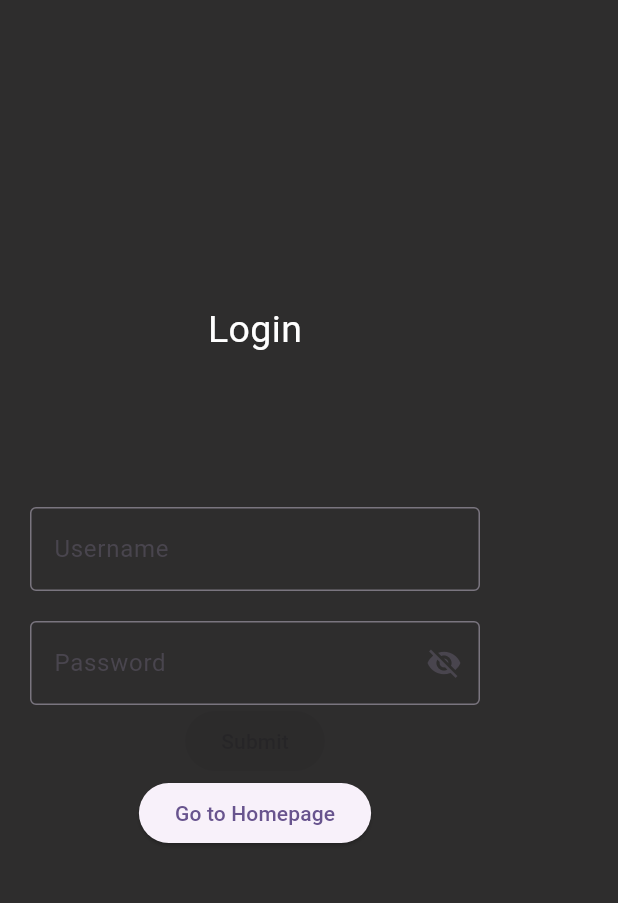
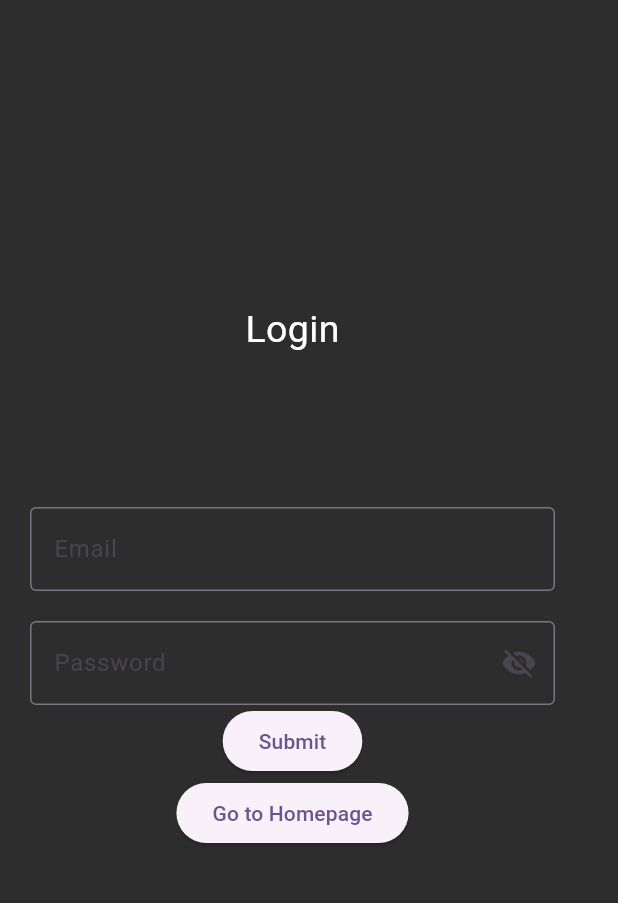
Before and after one commit to KhalilHen/soundboard_0, a Flutter app: the screen it shows after launch, on a phone screen of 412 x 824 dp, the part 84-987 px from its top. Run offline on Flutter 3.47's test engine with Material 3 defaults, Android fonts, the phone set to English and light mode, and no system bars; our stand-ins replace firebase_auth, firebase_core; accounts and stored records are empty.

Commit message:
Made connection with firebase, and made the login function

```diff
--- a/lib/controllers/login_controller.dart
+++ b/lib/controllers/login_controller.dart
@@ -0,0 +1,60 @@
+import 'package:flutter/material.dart';
+import 'package:soundboard_0/pages/homepage.dart';
+
+import 'package:firebase_auth/firebase_auth.dart';
+// import 'package:firebase_cloud';
+
+class LoginController {
+
+
+
+
+
+
+  // Future<void> checkUser(BuildContext context, formKey, emailContronller, passwordController)
+     Future<void> checkUser(BuildContext context, String email, String password, GlobalKey<FormState> formKey) async {
+
+
+
+
+
+        if(formKey.currentState!.validate()) {
+          FirebaseAuth.instance.signInWithEmailAndPassword(
+            email: email,
+            password: password,
+          ).then((value) {
+            Navigator.pushReplacement(
+              context,
+              MaterialPageRoute(builder: (context) => Homepage()),
+            );
+          }).catchError((e) {
+
+
+            //
+            ScaffoldMessenger.of(context).showSnackBar(
+              SnackBar(
+                content: Text('Invalid email or password' +e),
+              ),
+            );
+          });
+        }
+
+
+//TODO remove this later
+                  //      if(formKey.currentState!.validate()) {
+                  //   print('Form is valid');
+
+
+                  //   Navigator.pushReplacement(
+                  //     context,
+                  //     MaterialPageRoute(builder: (context) => Homepage()),
+                  //   );
+                  // } else {
+                  //   print('Form is invalid');
+                  // }
+
+
+
+
+  }
+}
--- a/lib/pages/login.dart
+++ b/lib/pages/login.dart
@@ -1,8 +1,9 @@
 import 'package:flutter/material.dart';
 import 'package:soundboard_0/pages/homepage.dart';
+import '../controllers/login_controller.dart';
+class Login extends StatefulWidget {
 
-class Login extends StatefulWidget {
-  const Login({super.key});
+  const Login({Key? key}) : super(key: key);
 
   @override
   State<Login> createState() => _LoginState();
@@ -10,6 +11,10 @@ class Login extends StatefulWidget {
 
 class _LoginState extends State<Login> {
   var iconVisible = false;
+
+ final emailContronller = TextEditingController();
+ final passwordController = TextEditingController();
+  final formKey = GlobalKey<FormState>();
 
   @override
   Widget build(BuildContext context) {
@@ -29,6 +34,7 @@ class _LoginState extends State<Login> {
       ),
       backgroundColor: Color.fromARGB(255, 46, 45, 45),
       body: Form(
+        key: formKey,
         child: Container(
           padding: EdgeInsets.symmetric(horizontal: 20.0),
           child:  Column(
@@ -41,16 +47,18 @@ class _LoginState extends State<Login> {
               ),
               SizedBox(height: 100),
               Container(
-                width: 300,
+                width: 350,
                 child: TextFormField(
+                                    controller: emailContronller,
+
                   decoration: InputDecoration(
-                    labelText: 'Username',
+                    labelText: 'Email',
                     border: OutlineInputBorder(),
 
                   ),
                   validator: (value) {
                     if (value == null || value.isEmpty) {
-                      return 'Please enter a username';
+                      return 'Please enter a email';
                     }
                     return null;
                   },
@@ -62,8 +70,12 @@ class _LoginState extends State<Login> {
               ),
               SizedBox(height: 20),
               Container(
-                width: 300, // Set the desired width
+                width: 350,
                 child: TextFormField(
+                  controller: passwordController,
+
+
+
                   decoration: InputDecoration(
                     labelText: 'Password',
                                         border: OutlineInputBorder(),
@@ -92,7 +104,27 @@ class _LoginState extends State<Login> {
               ),
 
 
-              ElevatedButton(onPressed: null, child: Text('Submit')),
+              ElevatedButton(onPressed: () {
+
+                  // if(formKey.currentState!.validate()) {
+                  //   print('Form is valid');
+
+
+                  //   Navigator.pushReplacement(
+                  //     context,
+                  //     MaterialPageRoute(builder: (context) => Homepage()),
+                  //   );
+                  // } else {
+                  //   print('Form is invalid');
+                  // }
+
+
+
+                var loginController = LoginController();
+                loginController.checkUser(context, emailContronller.text, passwordController.text, formKey );
+
+
+              }, child: Text('Submit')),
     ElevatedButton(
             onPressed: () {
               // Navigator.pushNamed(context, '/homepage');
--- a/pubspec.yaml
+++ b/pubspec.yaml
@@ -35,6 +35,11 @@ dependencies:
   # The following adds the Cupertino Icons font to your application.
   # Use with the CupertinoIcons class for iOS style icons.
   cupertino_icons: ^1.0.8
+  cloud_firestore: ^5.5.1
+  firebase_storage: ^12.3.7
+  firebase_auth: ^5.3.4
+  flutter_sound: ^9.17.8
+  file_picker: ^8.1.5
 
 dev_dependencies:
   flutter_test:
```
Also changed, not shown: lib/main.dart (+13 -1 lines), lib/firebase_options.dart (added), pubspec.lock, 9 other files.
